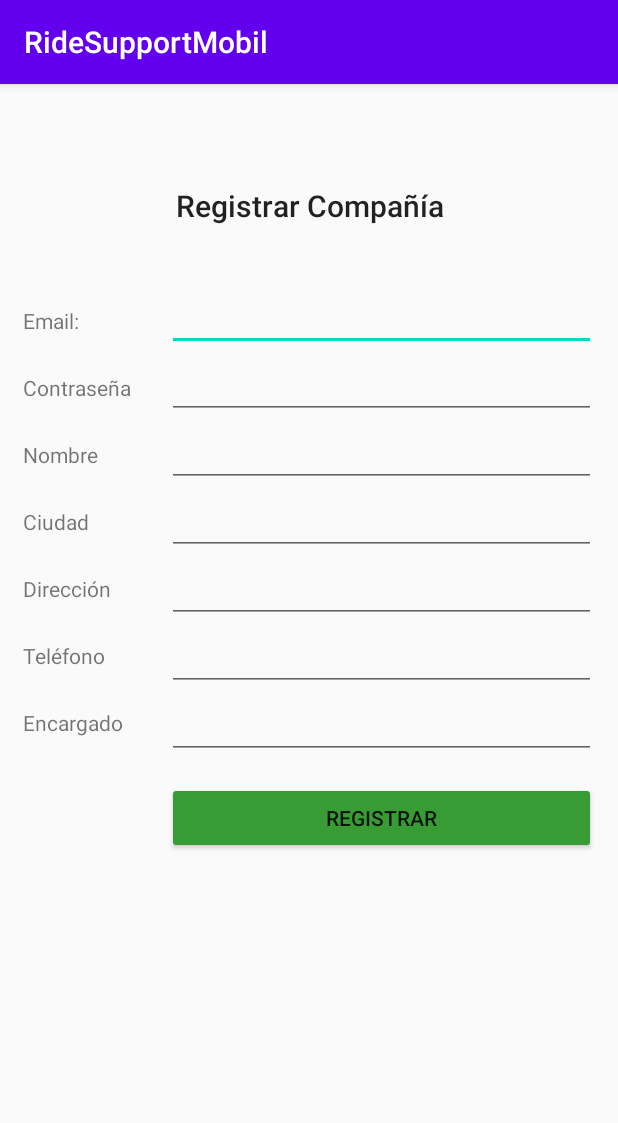
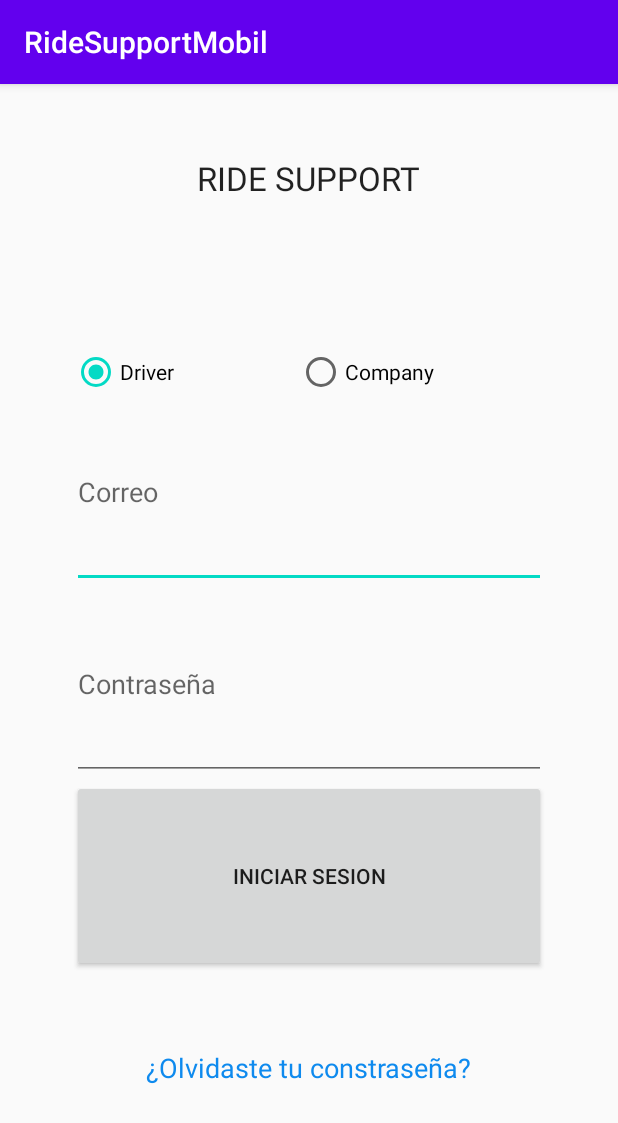
Before and after one commit to Ride-support/mobile-app, an Android app: the MainActivity screen opened directly, with no data from a screen before it, after a tap on "INICIAR SESIÓN", on a phone screen of 412 x 824 dp. Shown: the top 1123 px of the screen. Run offline under Robolectric (Android 15) with nearby library versions, the phone set to English and light mode, and no system bars; libraries missing offline, so code that uses them is left out: com.apollographql.apollo.

Commit message:
Some routes linked

```diff
--- a/app/build.gradle
+++ b/app/build.gradle
@@ -55,5 +55,8 @@ dependencies {
     implementation "androidx.recyclerview:recyclerview:1.1.0"
     implementation "androidx.cardview:cardview:1.0.0"
     implementation "androidx.recyclerview:recyclerview-selection:1.1.0-rc01"
+    implementation 'com.google.android.gms:play-services-maps:11.8.0'
+    implementation 'com.google.android.gms:play-services-location:11.8.0'
+    implementation 'com.android.support:support-v4:28.0.0'
 
 }
--- /dev/null
+++ b/app/src/main/java/com/example/ridesupportmobil/Login.java
@@ -0,0 +1,124 @@
+package com.example.ridesupportmobil;
+
+import android.content.Intent;
+import android.os.Bundle;
+import android.util.Log;
+import android.view.View;
+import android.widget.Button;
+import android.widget.EditText;
+import android.widget.RadioButton;
+
+import androidx.appcompat.app.AppCompatActivity;
+
+import com.apollographql.apollo.ApolloCall;
+import com.apollographql.apollo.api.Response;
+import com.apollographql.apollo.exception.ApolloException;
+import com.example.ridesupportmobile.AuthCompanyMutation;
+import com.example.ridesupportmobile.AuthDriverMutation;
+
+import org.jetbrains.annotations.NotNull;
+
+public class Login extends AppCompatActivity {
+
+    private static final String TAG = "Login";
+    boolean authSuccesful = false;
+
+    @Override
+    protected void onCreate(Bundle saveInstanceState) {
+
+        super.onCreate(saveInstanceState);
+        setContentView(R.layout.login);
+        RadioButton driverLoginBtt = (RadioButton) findViewById(R.id.driver_login);
+
+        Button btn_reg = (Button) findViewById(R.id.boton_register);
+
+        if (driverLoginBtt.isSelected()) {
+            loginDriver();
+            if (authSuccesful == true) {
+                btn_reg.setOnClickListener(new View.OnClickListener() {
+                    @Override
+                    public void onClick(View v) {
+                        startActivity(new Intent(Login.this, RegisterService.class));
+                    }
+                });
+            }
+            authSuccesful = false;
+        } else {
+            loginCompany();
+
+            if (authSuccesful == true) {
+                btn_reg.setOnClickListener(new View.OnClickListener() {
+                    @Override
+                    public void onClick(View v) {
+                        startActivity(new Intent(Login.this, RegisterService.class));
+                    }
+                });
+            }
+            authSuccesful = false;
+        }
+    }
+
+
+
+        private void loginDriver(){
+
+
+        Button btnLogin = (Button) findViewById(R.id.boton_iniciar_sesion);
+        btnLogin.setOnClickListener((view)->{
+            String username = ((EditText) findViewById(R.id.input_usuario)).getText().toString();
+            String password = ((EditText)findViewById(R.id.input_contrasena)).getText().toString();
+
+            PortAG.setupApollo().mutate(
+                    AuthDriverMutation
+                            .builder()
+                            .driver_email(username)
+                            .driver_password(password)
+                            .build())
+                    .enqueue(new ApolloCall.Callback<AuthDriverMutation.Data>() {
+
+                        @Override
+                        public void onResponse(@NotNull Response<AuthDriverMutation.Data> response) {
+
+                            Log.d(TAG, "Response: " + response.data().toString());
+
+
+
+                        }
+
+                        @Override
+                        public void onFailure(@NotNull ApolloException e) {
+                            Log.d(TAG, "Exception " + e.getMessage(), e);
+                        }
+                    });
+        });
+
+        }
+
+    private void loginCompany(){
+        Button btnLogin = (Button) findViewById(R.id.boton_iniciar_sesion);
+        btnLogin.setOnClickListener((view)->{
+            String email = ((EditText) findViewById(R.id.input_usuario)).getText().toString();
+            String password = ((EditText)findViewById(R.id.input_contrasena)).getText().toString();
+
+            PortAG.setupApollo().mutate(
+                    AuthCompanyMutation
+                            .builder()
+                            .company_email(email)
+                            .company_password(password)
+                            .build())
+                    .enqueue(new ApolloCall.Callback<AuthCompanyMutation.Data>() {
+
+                        @Override
+                        public void onResponse(@NotNull Response<AuthCompanyMutation.Data> response) {
+
+                            Log.d(TAG, "Response: " + response.data().toString());
+                        }
+
+                        @Override
+                        public void onFailure(@NotNull ApolloException e) {
+                            Log.d(TAG, "Exception " + e.getMessage(), e);
+                        }
+                    });
+        });
+    }
+}
--- a/app/src/main/java/com/example/ridesupportmobil/MainActivity.java
+++ b/app/src/main/java/com/example/ridesupportmobil/MainActivity.java
@@ -34,7 +34,7 @@ public class MainActivity extends AppCompatActivity {
         btn_reg.setOnClickListener(new View.OnClickListener() {
             @Override
             public void onClick(View v) {
-                startActivity(new Intent(MainActivity.this,RegisterService.class));
+                startActivity(new Intent(MainActivity.this,RegisterCompany.class));
             }
         });
 
@@ -42,7 +42,7 @@ public class MainActivity extends AppCompatActivity {
         btn_ini.setOnClickListener(new View.OnClickListener() {
             @Override
             public void onClick(View v) {
-                startActivity(new Intent(MainActivity.this,RegisterCompany.class));
+                startActivity(new Intent(MainActivity.this,Login.class));
             }
         });
 
--- a/app/src/main/res/layout/login.xml
+++ b/app/src/main/res/layout/login.xml
@@ -13,6 +13,24 @@
         android:layout_weight="1"
         android:text="RIDE SUPPORT"
         android:textAppearance="?android:attr/textAppearanceLarge" />
+
+    <RadioGroup
+        android:layout_width="wrap_content"
+        android:layout_height="wrap_content"
+        android:orientation="horizontal">
+        <RadioButton
+            android:id="@+id/driver_login"
+            android:layout_width="150dp"
+            android:layout_height="wrap_content"
+            android:text="Driver"
+            android:checked="true"/>
+
+        <RadioButton
+            android:id="@+id/company_login"
+            android:layout_width="150dp"
+            android:layout_height="wrap_content"
+            android:text="Company" />
+    </RadioGroup>
 
     <EditText
         android:id="@+id/input_usuario"
@@ -51,4 +69,5 @@
         android:text="¿Olvidaste tu constraseña?"
         android:textAppearance="?android:attr/textAppearanceMedium"
         android:textColor="#0E8AEE" />
+
 </LinearLayout>
--- a/app/src/main/res/layout/register_company.xml
+++ b/app/src/main/res/layout/register_company.xml
@@ -3,97 +3,44 @@
     xmlns:app="http://schemas.android.com/apk/res-auto"
     xmlns:tools="http://schemas.android.com/tools"
     android:layout_width="match_parent"
-    android:layout_height="match_parent"
+    android:layout_height="wrap_content"
     android:orientation="vertical"
     tools:context=".MainActivity">
 
-    <LinearLayout
-        android:layout_width="match_parent"
-        android:layout_height="wrap_content"
-        android:orientation="vertical">
+
 
         <TextView
             android:id="@+id/textView3"
             android:layout_width="match_parent"
-            android:layout_height="72dp"
-            android:layout_marginTop="45dp"
+            android:layout_height="50dp"
+            android:layout_marginTop="5dp"
             android:gravity="center"
-            android:text="Registrar Compañía"
+            android:text="Registrar empresa"
             android:textAppearance="@style/TextAppearance.AppCompat.Body2"
             android:textSize="20sp" />
 
         <LinearLayout
             android:layout_width="match_parent"
-            android:layout_height="wrap_content"
-            android:layout_marginTop="15dp"
+            android:layout_height="match_parent"
+            android:layout_marginTop="1dp"
+            android:padding="40dp"
             android:orientation="horizontal">
 
-            <LinearLayout
-                android:layout_width="96dp"
-                android:layout_height="wrap_content"
-                android:layout_marginLeft="15dp"
-                android:orientation="vertical">
 
-                <TextView
-                    android:id="@+id/textView6"
-                    android:layout_width="96dp"
-                    android:layout_height="wrap_content"
-                    android:layout_marginTop="15dp"
-                    android:text="Email:" />
-
-                <TextView
-                    android:id="@+id/textView5"
-                    android:layout_width="96dp"
-                    android:layout_height="wrap_content"
-                    android:layout_marginTop="25dp"
-                    android:text="Contraseña" />
-
-                <TextView
-                    android:id="@+id/textView4"
-                    android:layout_width="96dp"
-                    android:layout_height="wrap_content"
-                    android:layout_marginTop="25dp"
-                    android:text="Nombre" />
-
-                <TextView
-                    android:id="@+id/textView7"
-                    android:layout_width="96dp"
-                    android:layout_height="wrap_content"
-                    android:layout_marginTop="25dp"
-                    android:text="Ciudad" />
-
-                <TextView
-                    android:id="@+id/textView8"
-                    android:layout_width="96dp"
-                    android:layout_height="wrap_content"
-                    android:layout_marginTop="25dp"
-                    android:text="Dirección" />
-
-                <TextView
-                    android:id="@+id/textView9"
-                    android:layout_width="96dp"
-                    android:layout_height="wrap_content"
-                    android:layout_marginTop="25dp"
-                    android:text="Teléfono" />
-
-                <TextView
-                    android:id="@+id/textView10"
-                    android:layout_width="96dp"
-                    android:layout_height="wrap_content"
-                    android:layout_marginTop="25dp"
-                    android:text="Encargado" />
-            </LinearLayout>
 
             <LinearLayout
                 android:layout_width="286dp"
                 android:layout_height="wrap_content"
-                android:orientation="vertical">
+                android:orientation="vertical"
+
+                >
 
                 <EditText
                     android:id="@+id/email"
                     android:layout_width="match_parent"
                     android:layout_height="wrap_content"
                     android:ems="10"
+                    android:hint="Correo electrónico"
                     android:inputType="textPersonName" />
 
                 <EditText
@@ -101,6 +48,7 @@
                     android:layout_width="match_parent"
                     android:layout_height="wrap_content"
                     android:ems="10"
+                    android:hint="Contraseña"
                     android:inputType="textPersonName" />
 
                 <EditText
@@ -108,6 +56,7 @@
                     android:layout_width="match_parent"
                     android:layout_height="wrap_content"
                     android:ems="10"
+                    android:hint="Nombre de la empresa"
                     android:inputType="textPersonName" />
 
                 <EditText
@@ -115,6 +64,7 @@
                     android:layout_width="match_parent"
                     android:layout_height="wrap_content"
                     android:ems="10"
+                    android:hint="Ciudad"
                     android:inputType="textPersonName" />
 
                 <EditText
@@ -122,6 +72,7 @@
                     android:layout_width="match_parent"
                     android:layout_height="wrap_content"
                     android:ems="10"
+                    android:hint="Dirección"
                     android:inputType="textPersonName" />
 
                 <EditText
@@ -129,6 +80,7 @@
                     android:layout_width="match_parent"
                     android:layout_height="wrap_content"
                     android:ems="10"
+                    android:hint="Teléfono"
                     android:inputType="textPersonName" />
 
                 <EditText
@@ -136,6 +88,7 @@
                     android:layout_width="match_parent"
                     android:layout_height="wrap_content"
                     android:ems="10"
+                    android:hint="Administrador"
                     android:inputType="textPersonName" />
                 <Button
                     android:id="@+id/btnCom"
@@ -147,9 +100,3 @@
             </LinearLayout>
         </LinearLayout>
     </LinearLayout>
-
-
-
-
-
-</LinearLayout>
```
Also changed, not shown: app/src/main/AndroidManifest.xml (+22 -0 lines), app/src/main/java/com/example/ridesupportmobil/Map.java (added, +35 -0 lines), app/src/main/res/layout/activity_maps.xml (added, +7 -0 lines), app/src/main/res/values/google_maps_api.xml (added, +7 -0 lines), 2 other files.
